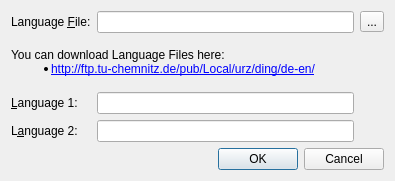
First picture: the form in dictionary/SettingsDing.ui, repository nsams/vocablecoach, before the edit.
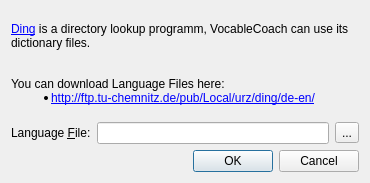
Second picture: the form after the edit.

Commit message: - first version of stardict dictionary (issue #22) - not tested on win32 - improvements in other dictionaries

Diff of the .ui file:
```diff
--- a/dictionary/SettingsDing.ui
+++ b/dictionary/SettingsDing.ui
@@ -5,15 +5,47 @@
    <rect>
     <x>0</x>
     <y>0</y>
-    <width>395</width>
-    <height>181</height>
+    <width>370</width>
+    <height>183</height>
    </rect>
   </property>
   <property name="windowTitle" >
    <string>Settings</string>
   </property>
   <layout class="QGridLayout" >
-   <item row="0" column="0" >
+   <item row="0" column="0" colspan="3" >
+    <widget class="QLabel" name="label_5" >
+     <property name="text" >
+      <string>&lt;a href="http://www-user.tu-chemnitz.de/~fri/ding/">Ding&lt;/a> is a directory lookup programm, VocableCoach can use its dictionary files.</string>
+     </property>
+     <property name="wordWrap" >
+      <bool>true</bool>
+     </property>
+     <property name="openExternalLinks" >
+      <bool>true</bool>
+     </property>
+     <property name="textInteractionFlags" >
+      <set>Qt::LinksAccessibleByKeyboard|Qt::LinksAccessibleByMouse|Qt::NoTextInteraction</set>
+     </property>
+    </widget>
+   </item>
+   <item row="1" column="0" colspan="3" >
+    <widget class="QLabel" name="label_2" >
+     <property name="text" >
+      <string>You can download Language Files here:&lt;ul style="margin:0">&lt;li>&lt;a href="http://ftp.tu-chemnitz.de/pub/Local/urz/ding/de-en/">http://ftp.tu-chemnitz.de/pub/Local/urz/ding/de-en/&lt;/a>&lt;/li>&lt;/ul></string>
+     </property>
+     <property name="wordWrap" >
+      <bool>true</bool>
+     </property>
+     <property name="openExternalLinks" >
+      <bool>true</bool>
+     </property>
+     <property name="textInteractionFlags" >
+      <set>Qt::LinksAccessibleByKeyboard|Qt::LinksAccessibleByMouse|Qt::NoTextInteraction</set>
+     </property>
+    </widget>
+   </item>
+   <item row="2" column="0" >
     <widget class="QLabel" name="label" >
      <property name="text" >
       <string>Language &amp;File:</string>
@@ -23,17 +55,17 @@
      </property>
     </widget>
    </item>
-   <item row="0" column="1" >
+   <item row="2" column="1" >
     <widget class="QLineEdit" name="fileNameLineEdit" />
    </item>
-   <item row="0" column="2" >
+   <item row="2" column="2" >
     <widget class="QToolButton" name="openFileButton" >
      <property name="text" >
       <string>...</string>
      </property>
     </widget>
    </item>
-   <item row="4" column="0" colspan="3" >
+   <item row="3" column="0" colspan="3" >
     <widget class="QDialogButtonBox" name="buttonBox" >
      <property name="orientation" >
       <enum>Qt::Horizontal</enum>
@@ -43,45 +75,6 @@
      </property>
     </widget>
    </item>
-   <item row="1" column="0" colspan="3" >
-    <widget class="QLabel" name="label_2" >
-     <property name="text" >
-      <string>You can download Language Files here:&lt;ul style="margin:0">&lt;li>&lt;a href="http://ftp.tu-chemnitz.de/pub/Local/urz/ding/de-en/">http://ftp.tu-chemnitz.de/pub/Local/urz/ding/de-en/&lt;/a>&lt;/li>&lt;/ul></string>
-     </property>
-     <property name="openExternalLinks" >
-      <bool>true</bool>
-     </property>
-     <property name="textInteractionFlags" >
-      <set>Qt::LinksAccessibleByKeyboard|Qt::LinksAccessibleByMouse|Qt::NoTextInteraction</set>
-     </property>
-    </widget>
-   </item>
-   <item row="2" column="0" >
-    <widget class="QLabel" name="label_3" >
-     <property name="text" >
-      <string>&amp;Language 1:</string>
-     </property>
-     <property name="buddy" >
-      <cstring>language1LineEdit</cstring>
-     </property>
-    </widget>
-   </item>
-   <item row="3" column="0" >
-    <widget class="QLabel" name="label_4" >
-     <property name="text" >
-      <string>L&amp;anguage 2:</string>
-     </property>
-     <property name="buddy" >
-      <cstring>language2LineEdit</cstring>
-     </property>
-    </widget>
-   </item>
-   <item row="2" column="1" >
-    <widget class="QLineEdit" name="language1LineEdit" />
-   </item>
-   <item row="3" column="1" >
-    <widget class="QLineEdit" name="language2LineEdit" />
-   </item>
   </layout>
  </widget>
  <resources/>
```
Left out of the diff: 6 changed lines with no effect on the pictures. The commit also changes 15 other files.
